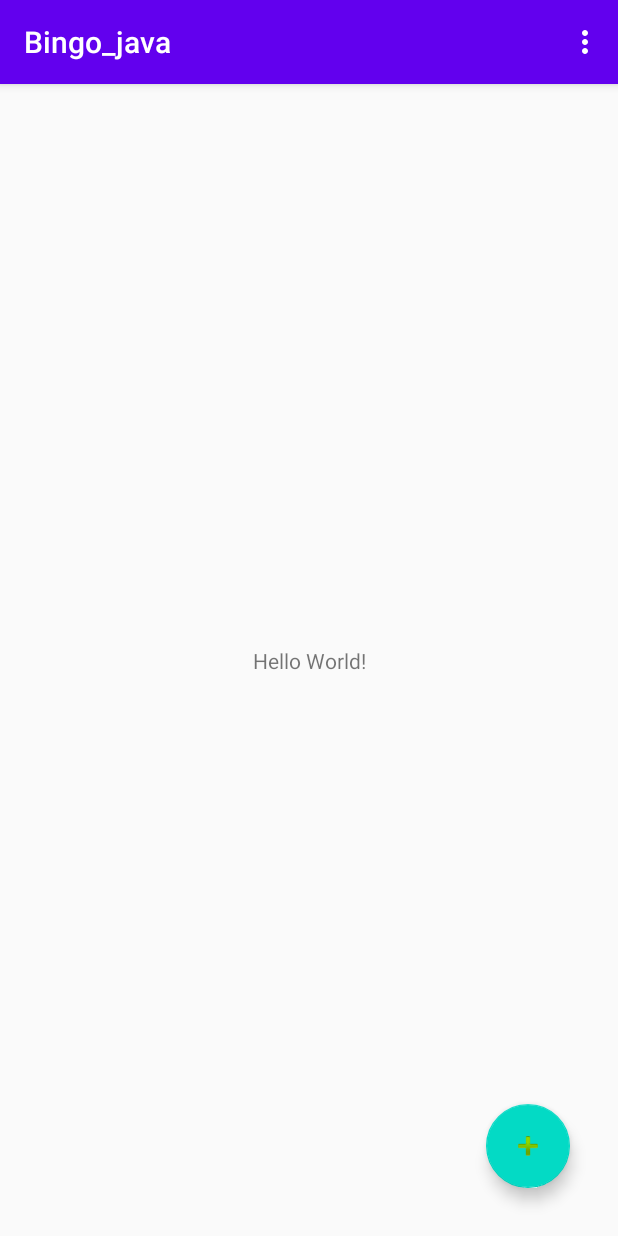
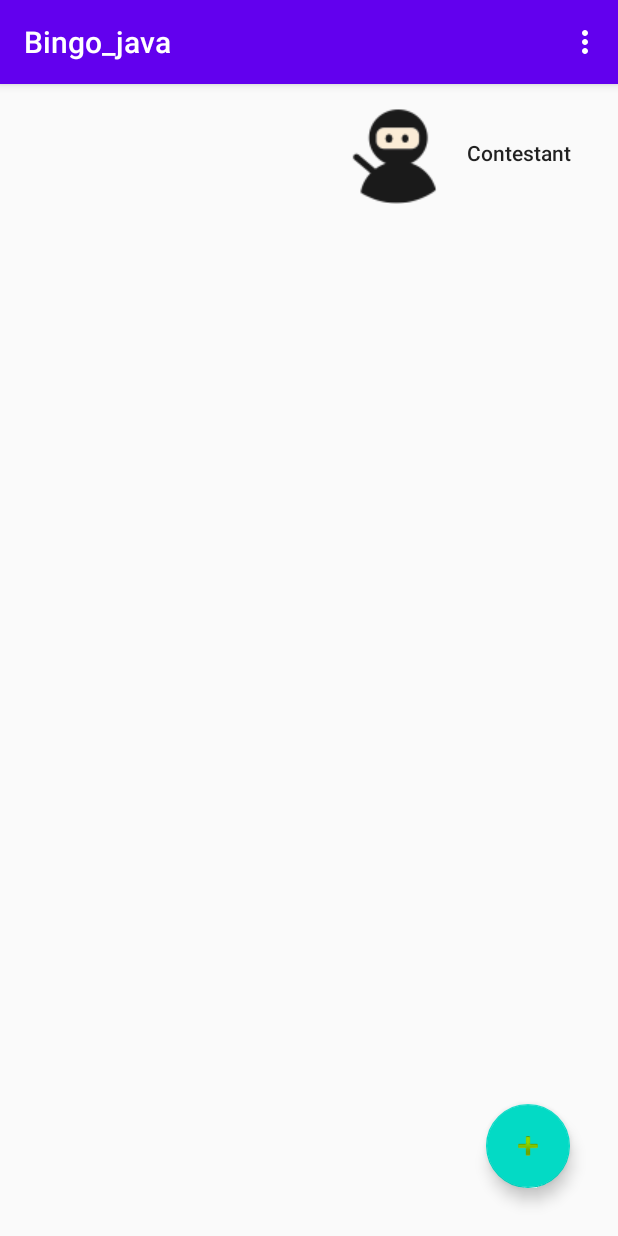
Before and after one commit to Kotlin-SideProject/Bingo_java, an Android app: the screen it shows after launch (MainActivity), on a phone screen of 412 x 824 dp. Run offline under Robolectric (Android 15) with nearby library versions, the phone set to English and light mode, and no system bars; our stand-ins replace Firebase (no records; nobody signed in at launch, a user with empty details on screens opened directly); libraries missing offline, so code that uses them is left out: com.firebase.ui; 1 statement that could not run was skipped.

Commit message:
傾聽雲端個人資料改變，即時更新畫面元件

```diff
--- a/app/src/main/java/com/angus/bingo_java/MainActivity.java
+++ b/app/src/main/java/com/angus/bingo_java/MainActivity.java
@@ -10,6 +10,8 @@ import android.util.Log;
 import android.view.Menu;
 import android.view.MenuItem;
 import android.widget.EditText;
+import android.widget.ImageView;
+import android.widget.TextView;
 
 import com.firebase.ui.auth.AuthUI;
 import com.google.firebase.auth.FirebaseAuth;
@@ -27,6 +29,8 @@ public class MainActivity extends AppCompatActivity implements FirebaseAuth.Auth
     private static final String TAG = MainActivity.class.getSimpleName();
     private static final int RC_SIGN_IN = 100;
     private FirebaseAuth auth;
+    private TextView nickText;
+    private ImageView avatar;
 
     @Override
     protected void onStart() {
@@ -45,6 +49,12 @@ public class MainActivity extends AppCompatActivity implements FirebaseAuth.Auth
         super.onCreate(savedInstanceState);
         setContentView(R.layout.activity_main);
         auth = FirebaseAuth.getInstance();
+        findViews();
+    }
+
+    private void findViews() {
+        nickText = findViewById(R.id.nickname);
+        avatar = findViewById(R.id.avatar);
     }
 
     @Override
@@ -85,7 +95,27 @@ public class MainActivity extends AppCompatActivity implements FirebaseAuth.Auth
                     .child(user.getUid())
                     .child("displayName")
                     .setValue(displayName);
+            //傾聽整筆會員紀錄
             FirebaseDatabase.getInstance().getReference("users")
+                    .child(user.getUid())
+                    .addValueEventListener(new ValueEventListener() {
+                        @Override
+                        public void onDataChange(@NonNull DataSnapshot dataSnapshot) {
+                            Member member = dataSnapshot.getValue(Member.class);
+                            if (member.nickName != null){
+                                nickText.setText(member.getNickname());
+                            }else{
+                                showNickNameDialog(displayName);
+                            }
+                        }
+
+                        @Override
+                        public void onCancelled(@NonNull DatabaseError databaseError) {
+
+                        }
+                    });
+
+           /* FirebaseDatabase.getInstance().getReference("users")
                     .child(user.getUid())
                     .child("nickName")
                     .addListenerForSingleValueEvent(new ValueEventListener() {
@@ -102,7 +132,7 @@ public class MainActivity extends AppCompatActivity implements FirebaseAuth.Auth
                         public void onCancelled(@NonNull DatabaseError databaseError) {
 
                         }
-                    });
+                    });*/
         }
     }
 
--- a/app/src/main/res/layout/activity_main.xml
+++ b/app/src/main/res/layout/activity_main.xml
@@ -6,14 +6,6 @@
     android:layout_height="match_parent"
     tools:context=".MainActivity">
 
-    <TextView
-        android:layout_width="wrap_content"
-        android:layout_height="wrap_content"
-        android:text="Hello World!"
-        app:layout_constraintBottom_toBottomOf="parent"
-        app:layout_constraintLeft_toLeftOf="parent"
-        app:layout_constraintRight_toRightOf="parent"
-        app:layout_constraintTop_toTopOf="parent" />
     <com.google.android.material.floatingactionbutton.FloatingActionButton
         android:id="@+id/floatingActionButton"
         android:layout_width="wrap_content"
@@ -26,4 +18,27 @@
         app:layout_constraintEnd_toEndOf="parent"
         app:srcCompat="@android:drawable/ic_input_add" />
 
+    <TextView
+        android:id="@+id/nickname"
+        android:layout_width="wrap_content"
+        android:layout_height="wrap_content"
+        android:layout_marginTop="36dp"
+        android:layout_marginEnd="28dp"
+        android:layout_marginRight="28dp"
+        android:text="Contestant "
+        android:textAppearance="@style/TextAppearance.AppCompat.Body2"
+        app:layout_constraintEnd_toEndOf="parent"
+        app:layout_constraintTop_toTopOf="parent" />
+
+    <ImageView
+        android:id="@+id/avatar"
+        android:layout_width="wrap_content"
+        android:layout_height="wrap_content"
+        android:layout_marginTop="16dp"
+        android:layout_marginEnd="16dp"
+        android:layout_marginRight="16dp"
+        app:layout_constraintEnd_toStartOf="@+id/nickname"
+        app:layout_constraintTop_toTopOf="parent"
+        app:srcCompat="@drawable/avatar_0" />
+
 </androidx.constraintlayout.widget.ConstraintLayout>
```
Also changed, not shown: app/src/main/java/com/angus/bingo_java/Member.java (added, +40 -0 lines), app/src/main/res/drawable/avatar_0.png (added), app/src/main/res/drawable/avatar_1.png (added), app/src/main/res/drawable/avatar_2.png (added), app/src/main/res/drawable/avatar_3.png (added), app/src/main/res/drawable/avatar_4.png (added), app/src/main/res/drawable/avatar_5.png (added), app/src/main/res/drawable/avatar_6.png (added).
